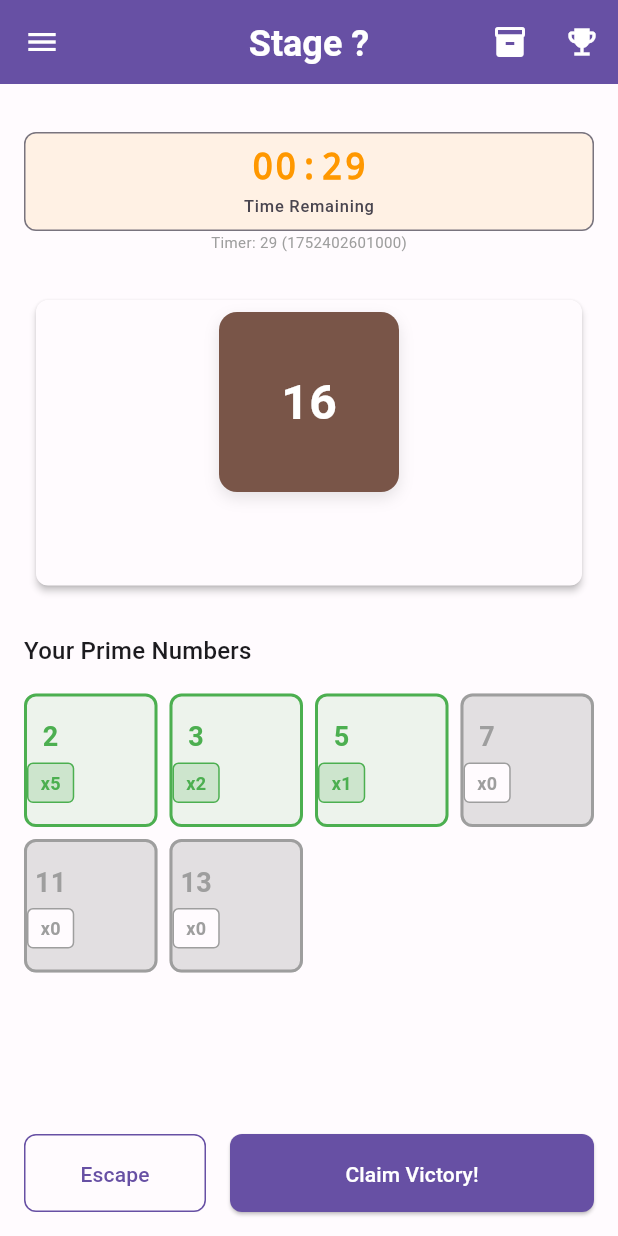
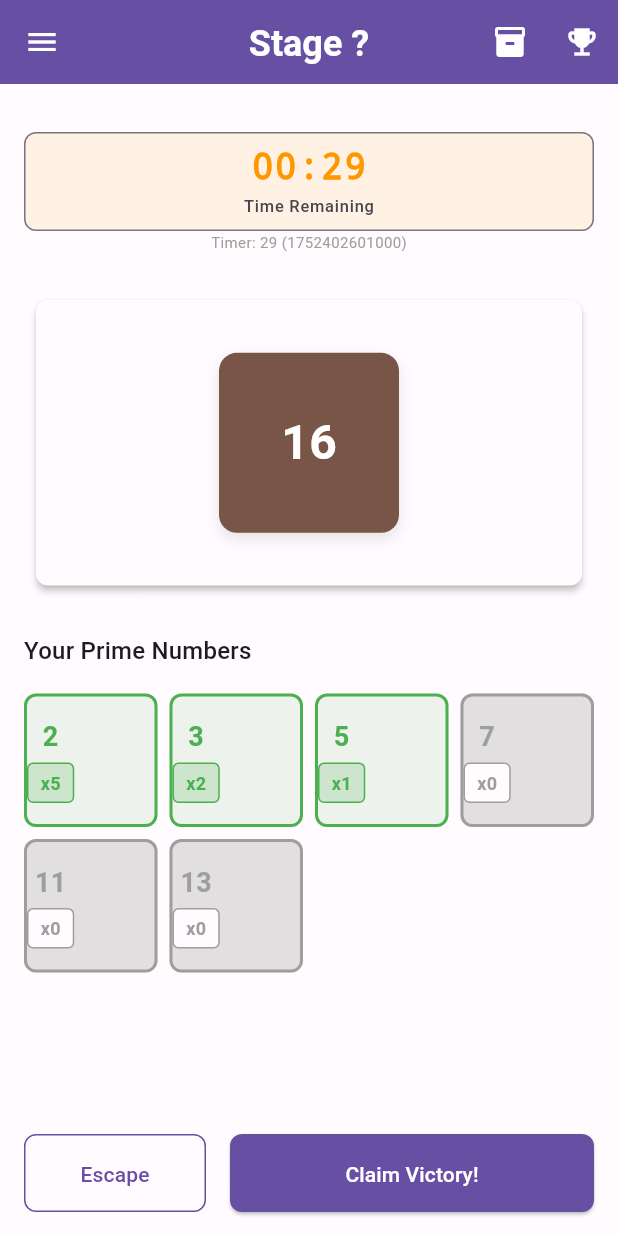
Before and after one commit to WMs784/composite_hunter, a Flutter app: the BattleScreen screen opened by its route, on a phone screen of 412 x 824 dp. Run offline on Flutter 3.47's test engine with Material 3 defaults, Android fonts, the phone set to English and light mode, and no system bars; our stand-ins replace flutter_riverpod, freezed_annotation, shared_preferences, sqflite; accounts and stored records are empty.

Commit message:
Fix margin on battle mode

```diff
--- a/lib/presentation/screens/battle/battle_screen.dart
+++ b/lib/presentation/screens/battle/battle_screen.dart
@@ -828,7 +828,8 @@ class _EnemySection extends ConsumerWidget {
           vertical:
               screenWidth < 350 ? Dimensions.paddingXs : Dimensions.paddingS,
         ),
-        child: SingleChildScrollView(
+        child: session.isPracticeMode
+            ? SingleChildScrollView(
                 child: Column(
                   mainAxisAlignment: MainAxisAlignment.center,
                   mainAxisSize: MainAxisSize.min,
@@ -878,7 +879,6 @@ class _EnemySection extends ConsumerWidget {
                             : Dimensions.spacingS),
 
                     // Prime/Composite Number タイトル（練習モードのみ表示）
-              if (session.isPracticeMode)
                     Flexible(
                       child: Text(
                         isPrime ? l10n.primeNumber : l10n.compositeNumber,
@@ -892,11 +892,10 @@ class _EnemySection extends ConsumerWidget {
                       ),
                     ),
 
-              if (session.isPracticeMode)
-                SizedBox(height: screenWidth < 350 ? 2 : Dimensions.spacingXs),
+                    SizedBox(
+                        height: screenWidth < 350 ? 2 : Dimensions.spacingXs),
 
                     // 説明文（練習モードのみ表示）
-              if (session.isPracticeMode)
                     Flexible(
                       child: Padding(
                         padding: EdgeInsets.symmetric(
@@ -920,6 +919,45 @@ class _EnemySection extends ConsumerWidget {
                       ),
                     ),
                   ],
+                ),
+              )
+            : Center(
+                child: Container(
+                  width: enemyDisplaySize,
+                  height: enemyDisplaySize,
+                  constraints: BoxConstraints(
+                    minWidth: 60,
+                    minHeight: 60,
+                    maxWidth: screenWidth * 0.35,
+                    maxHeight: screenWidth * 0.35,
+                  ),
+                  decoration: BoxDecoration(
+                    color: AppColors.enemyNormal,
+                    borderRadius: BorderRadius.circular(Dimensions.radiusL),
+                    boxShadow: [
+                      BoxShadow(
+                        color: Colors.black.withOpacity(0.1),
+                        blurRadius: 8,
+                        offset: const Offset(0, 4),
+                      ),
+                    ],
+                  ),
+                  child: Center(
+                    child: FittedBox(
+                      fit: BoxFit.scaleDown,
+                      child: Padding(
+                        padding: const EdgeInsets.all(Dimensions.paddingS),
+                        child: Text(
+                          enemyString,
+                          style: AppTextStyles.enemyValue.copyWith(
+                            color: AppColors.onPrimary,
+                            fontSize: adjustedFontSize,
+                          ),
+                          textAlign: TextAlign.center,
+                        ),
+                      ),
+                    ),
+                  ),
                 ),
               ),
       ),
```
Lines whose indentation alone changed are shown as unchanged.
